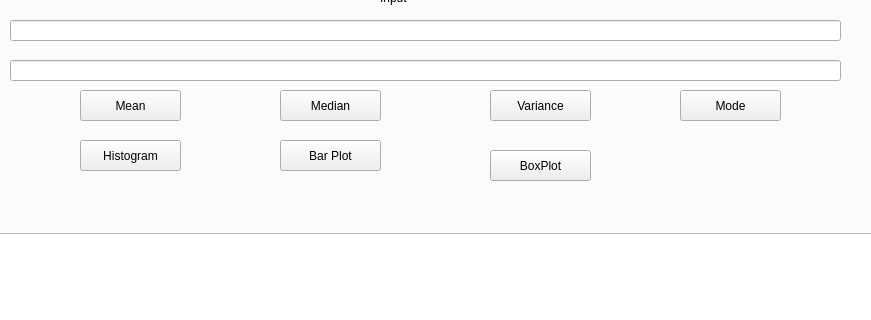
Old version of the form matfHub/mainwindow.ui in the repository milalukic/matfHub; both pictures show x 170 to 1041 and y 191 to 511 of the 1315 by 772 pixel window.
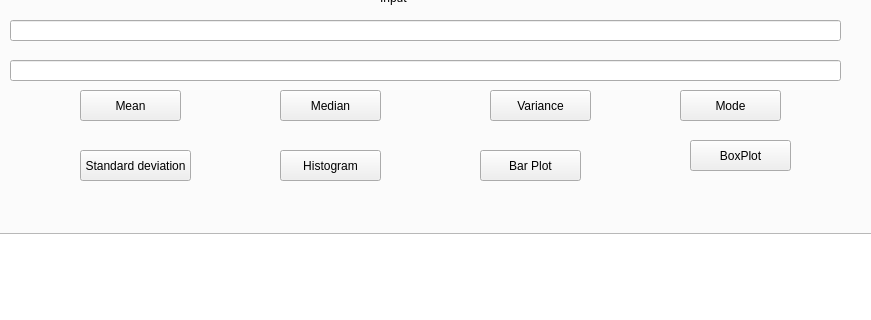
New version of the form. Icons and pictures are not drawn.

```diff
--- a/matfHub/mainwindow.ui
+++ b/matfHub/mainwindow.ui
@@ -2529,8 +2529,8 @@
            <widget class="QPushButton" name="pbHist">
             <property name="geometry">
              <rect>
-              <x>230</x>
-              <y>220</y>
+              <x>430</x>
+              <y>230</y>
               <width>101</width>
               <height>31</height>
              </rect>
@@ -2542,8 +2542,8 @@
            <widget class="QPushButton" name="pbBar">
             <property name="geometry">
              <rect>
-              <x>430</x>
-              <y>220</y>
+              <x>630</x>
+              <y>230</y>
               <width>101</width>
               <height>31</height>
              </rect>
@@ -2565,8 +2565,8 @@
            <widget class="QPushButton" name="pbBox">
             <property name="geometry">
              <rect>
-              <x>640</x>
-              <y>230</y>
+              <x>840</x>
+              <y>220</y>
               <width>101</width>
               <height>31</height>
              </rect>
@@ -2575,6 +2575,19 @@
              <string>BoxPlot</string>
             </property>
            </widget>
+           <widget class="QPushButton" name="pbStd">
+            <property name="geometry">
+             <rect>
+              <x>230</x>
+              <y>230</y>
+              <width>111</width>
+              <height>31</height>
+             </rect>
+            </property>
+            <property name="text">
+             <string>Standard deviation</string>
+            </property>
+           </widget>
           </widget>
          </widget>
         </item>
```
